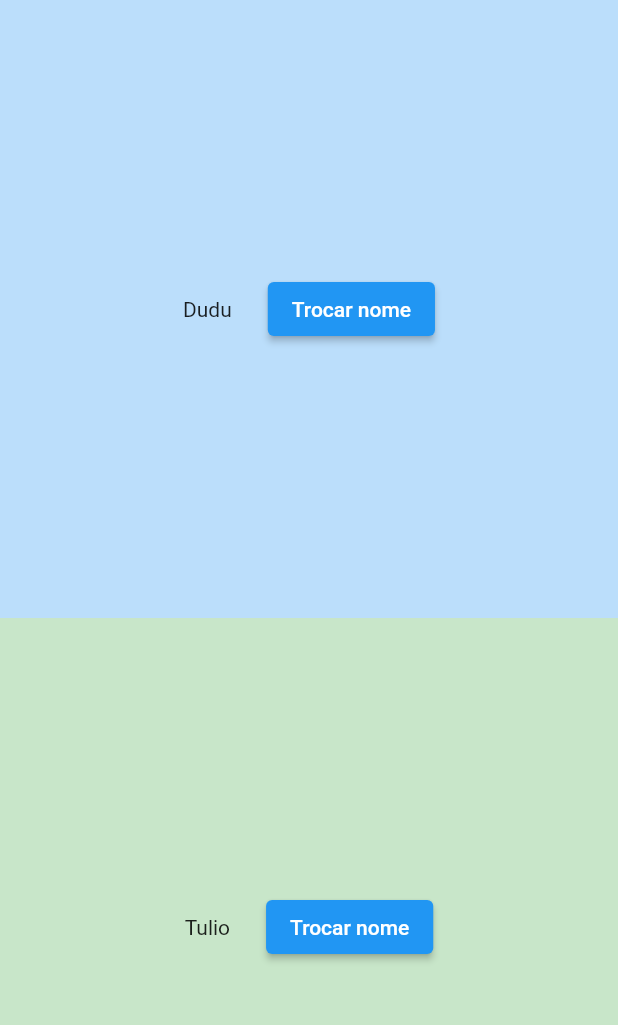
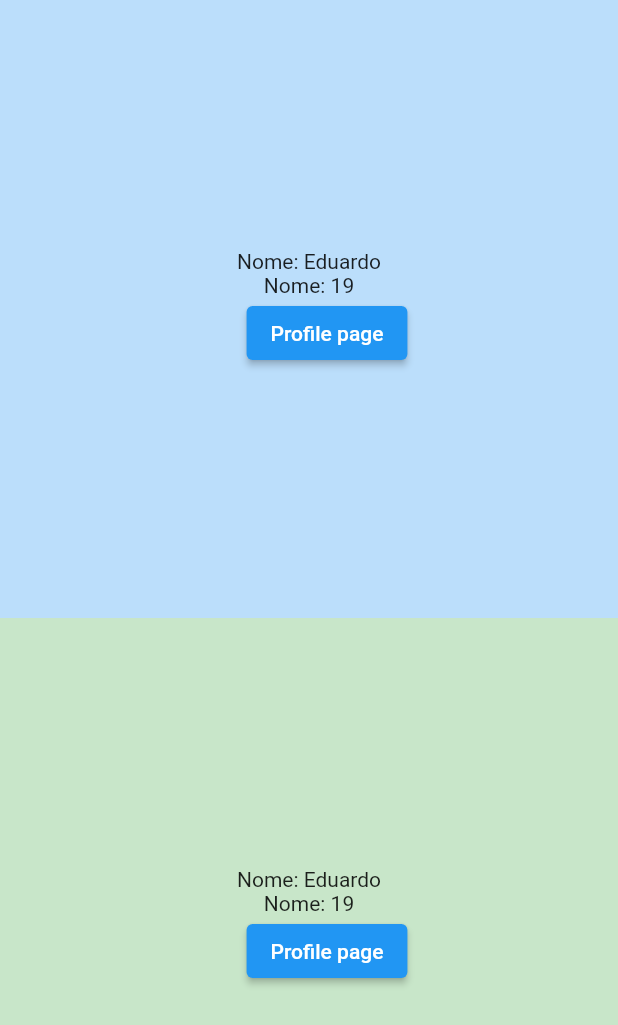
Before and after one commit to EduardoGPS-18/UseAcademy, a Flutter app: the screen it shows after launch, on a phone screen of 412 x 824 dp. Shown: the top 1025 px of the screen. Run offline on Flutter 3.47's test engine with Material 2 defaults, Android fonts, the phone set to English and light mode, and no system bars; our stand-ins replace google_fonts.

Commit message:
feat: function to navigate and navigate arguments

```diff
--- a/Flutter/use_academy_app/lib/ui/pages/home_page.dart
+++ b/Flutter/use_academy_app/lib/ui/pages/home_page.dart
@@ -1,4 +1,6 @@
 import 'package:flutter/material.dart';
+
+import 'pages.dart';
 
 class HomePage extends StatelessWidget {
   const HomePage({Key? key}) : super(key: key);
@@ -11,7 +13,7 @@ class HomePage extends StatelessWidget {
           child: Container(
             color: Colors.amber[300],
             child: Column(
-              children: [
+              children: const [
                 FirstContainer(),
                 SecondContainer(),
               ],
@@ -21,6 +23,25 @@ class HomePage extends StatelessWidget {
       ),
     );
   }
+}
+
+class NavigateArguments {
+  final String routeName;
+  final Object? arguments;
+
+  NavigateArguments({required this.routeName, this.arguments});
+}
+
+class ProfileNavigateArguments extends RouteSettings {
+  @override
+  String name;
+  int age;
+  double height;
+  ProfileNavigateArguments({
+    required this.name,
+    required this.age,
+    required this.height,
+  });
 }
 
 class SecondContainer extends StatefulWidget {
@@ -33,12 +54,29 @@ class SecondContainer extends StatefulWidget {
 }
 
 class _SecondContainerState extends State<SecondContainer> {
+  late String text;
   late String name;
+  late int age;
 
   @override
   void initState() {
-    name = "Tulio";
+    name = "Eduardo";
+    age = 19;
     super.initState();
+  }
+
+  void goToProfilePage() {
+    var args = ProfileNavigateArguments(age: age, name: name, height: 1.70);
+    NavigateArguments navargs = NavigateArguments(routeName: '/profile', arguments: args);
+    Navigator.of(context).push(
+      MaterialPageRoute(
+        builder: (ctx) => const ProfilePage(),
+        settings: RouteSettings(
+          name: '/profile',
+          arguments: navargs,
+        ),
+      ),
+    );
   }
 
   @override
@@ -46,16 +84,20 @@ class _SecondContainerState extends State<SecondContainer> {
     return Expanded(
       child: Container(
         color: Colors.green[100],
-        child: Row(
+        child: Column(
           mainAxisAlignment: MainAxisAlignment.center,
           children: [
-            Text(name),
-            const SizedBox(width: 24),
-            ElevatedButton(
-              onPressed: () {
-                name = 'Marco';
-              },
-              child: const Text("Trocar nome"),
+            Text("Nome: $name"),
+            Text("Nome: $age"),
+            Row(
+              mainAxisAlignment: MainAxisAlignment.center,
+              children: [
+                const SizedBox(width: 24),
+                ElevatedButton(
+                  onPressed: goToProfilePage,
+                  child: const Text("Profile page"),
+                ),
+              ],
             ),
           ],
         ),
@@ -65,9 +107,24 @@ class _SecondContainerState extends State<SecondContainer> {
 }
 
 class FirstContainer extends StatelessWidget {
-  String name = "Dudu";
+  final String text = "Profile page";
+  final String name = "Eduardo";
+  final int age = 19;
 
-  FirstContainer({
+  void goToProfilePage(BuildContext context) {
+    var args = ProfileNavigateArguments(age: age, name: name, height: 1.70);
+    NavigateArguments navargs = NavigateArguments(routeName: '/profile', arguments: args);
+
+    Navigator.of(context).push(MaterialPageRoute(
+      builder: (ctx) => const ProfilePage(),
+      settings: RouteSettings(
+        name: '/profile',
+        arguments: navargs,
+      ),
+    ));
+  }
+
+  const FirstContainer({
     Key? key,
   }) : super(key: key);
 
@@ -76,17 +133,20 @@ class FirstContainer extends StatelessWidget {
     return Expanded(
       child: Container(
         color: Colors.blue[100],
-        child: Row(
+        child: Column(
           mainAxisAlignment: MainAxisAlignment.center,
           children: [
-            Text(name),
-            const SizedBox(width: 24),
-            ElevatedButton(
-              onPressed: () {
-                name = 'Marco';
-                print(name);
-              },
-              child: Text("Trocar nome"),
+            Text("Nome: $name"),
+            Text("Nome: $age"),
+            Row(
+              mainAxisAlignment: MainAxisAlignment.center,
+              children: [
+                const SizedBox(width: 24),
+                ElevatedButton(
+                  onPressed: () => goToProfilePage(context),
+                  child: const Text("Profile page"),
+                ),
+              ],
             ),
           ],
         ),
```
